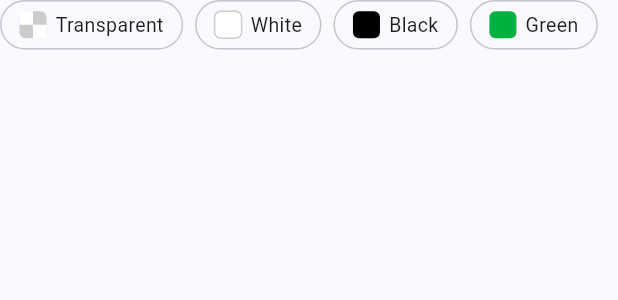
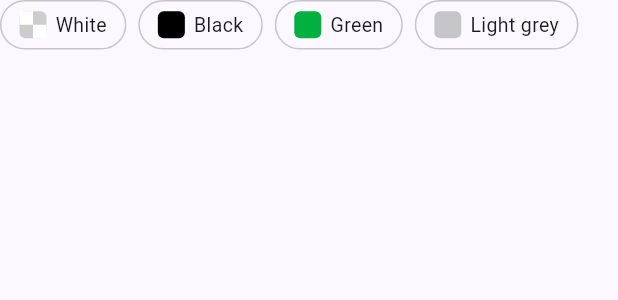
Before and after one commit to konyshevgmbh/animated_drawings_flutter, a Flutter app: the _BgColorPicker widget shown alone on an empty page, opened directly with empty values, on a phone screen of 412 x 824 dp. Shown: the top 300 px of the screen. Run offline on Flutter 3.47's test engine with Material 3 defaults, Android fonts, the light colour scheme and no system bars; our stand-ins replace file_picker, yaml; missing offline and left inert: flutter_onnxruntime.

Commit message:
colors in export

```diff
--- a/lib/app/gif_export_sheet.dart
+++ b/lib/app/gif_export_sheet.dart
@@ -462,10 +462,10 @@ class _BgColorPicker extends StatelessWidget {
   const _BgColorPicker({required this.selected, required this.onChanged});
 
   static const _swatches = <(String, Color?)>[
-    ('Transparent', null),
-    ('White', Color(0xFFFFFFFF)),
+    ('White', null),
     ('Black', Color(0xFF000000)),
     ('Green', Color(0xFF00B140)),
+    ('Light grey', Color(0xFFC6C6C8)),
   ];
 
   @override
```
Also changed, not shown: lib/export/gif_exporter.dart (+15 -11 lines).
